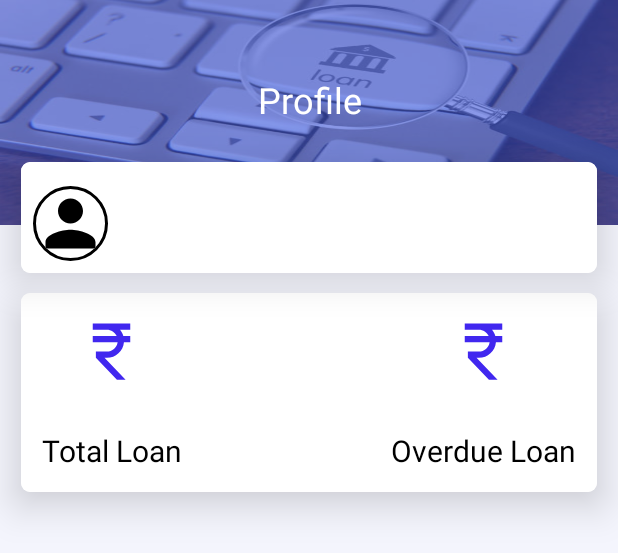
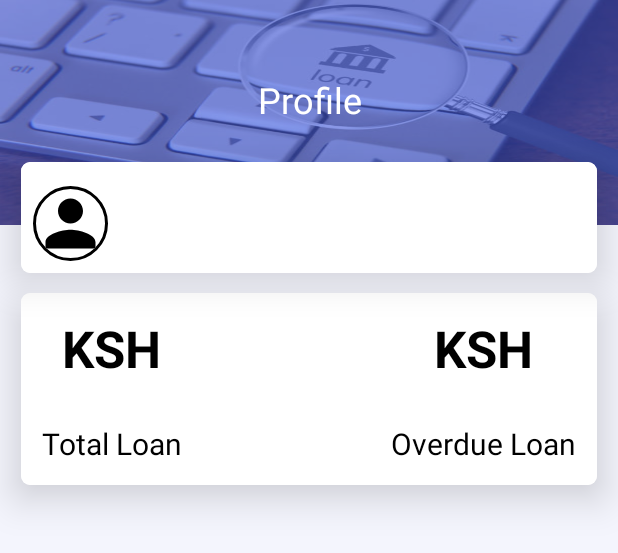
Before and after one commit to SynthiaAtieno/Loan_Management_System, an Android app: the layout fragment_profile.xml on its own in the app's theme, with its tools: preview values and no code run, on a phone screen of 412 x 824 dp. Shown: the top 553 px of the screen. Run offline under Robolectric (Android 15) with nearby library versions, the phone set to English and light mode, and no system bars.

```diff
--- a/app/build.gradle
+++ b/app/build.gradle
@@ -53,5 +53,8 @@ dependencies {
     implementation 'com.google.android.gms:play-services-auth:20.4.0'
     implementation 'com.google.android.gms:play-services-auth-api-phone:18.0.1'
 
+    //chart dependency
+    implementation 'com.github.PhilJay:MPAndroidChart:v3.1.0'
+
 
 }
--- a/app/src/main/res/layout/fragment_profile.xml
+++ b/app/src/main/res/layout/fragment_profile.xml
@@ -110,13 +110,14 @@
                     android:gravity="center"
                     android:orientation="vertical"
                     >
-                    <de.hdodenhof.circleimageview.CircleImageView
-                        android:layout_width="50dp"
-                        android:layout_height="50dp"
-                        app:civ_border_width="1dp"
-                        app:civ_border_color="@color/white"
-                        android:src="@drawable/ic_baseline_currency_rupee_24" />
-
+                    <TextView
+                        android:layout_width="wrap_content"
+                        android:layout_height="wrap_content"
+                        android:text="KSH"
+                        android:textSize="34sp"
+                        android:textStyle="bold"
+                        android:textColor="#000"
+                        />
                     <TextView
                         android:layout_width="wrap_content"
                         android:layout_height="wrap_content"
@@ -174,13 +175,14 @@
                     android:gravity="center"
                     android:orientation="vertical"
                     >
-                    <de.hdodenhof.circleimageview.CircleImageView
-                        android:layout_width="50dp"
-                        android:layout_height="50dp"
-                        app:civ_border_width="1dp"
-                        app:civ_border_color="@color/white"
-                        android:src="@drawable/ic_baseline_currency_rupee_24" />
-
+                    <TextView
+                        android:layout_width="wrap_content"
+                        android:layout_height="wrap_content"
+                        android:text="KSH"
+                        android:textSize="34sp"
+                        android:textStyle="bold"
+                        android:textColor="#000"
+                        />
                     <TextView
                         android:layout_width="wrap_content"
                         android:layout_height="wrap_content"
--- a/app/src/main/res/values-night/themes.xml
+++ b/app/src/main/res/values-night/themes.xml
@@ -1,13 +1,12 @@
 <resources xmlns:tools="http://schemas.android.com/tools">
     <!-- Base application theme. -->
-    <style name="Theme.LoanManagementSystem" parent="Theme.MaterialComponents.DayNight.NoActionBar">
-        <!-- Primary brand color. -->
-        <item name="colorPrimary">@color/purple_200</item>
+    <style name="Theme.LoanManagementSystem" parent="Theme.MaterialComponents.DayNight.DarkActionBar">
+        <item name="colorPrimary">@color/purple_500</item>
         <item name="colorPrimaryVariant">@color/purple_700</item>
-        <item name="colorOnPrimary">@color/black</item>
+        <item name="colorOnPrimary">@color/white</item>
         <!-- Secondary brand color. -->
         <item name="colorSecondary">@color/teal_200</item>
-        <item name="colorSecondaryVariant">@color/teal_200</item>
+        <item name="colorSecondaryVariant">@color/teal_700</item>
         <item name="colorOnSecondary">@color/black</item>
         <!-- Status bar color. -->
         <item name="android:statusBarColor">?attr/colorPrimaryVariant</item>
--- a/settings.gradle
+++ b/settings.gradle
@@ -3,6 +3,7 @@ pluginManagement {
         gradlePluginPortal()
         google()
         mavenCentral()
+
     }
 }
 dependencyResolutionManagement {
@@ -10,6 +11,7 @@ dependencyResolutionManagement {
     repositories {
         google()
         mavenCentral()
+        maven { url 'https://jitpack.io' }
     }
 }
 rootProject.name = "Loan Management System"
```
Also changed, not shown: app/src/main/java/com/example/loanmanagementsystem/adminFragments/All_Loans_Fragment.java (+27 -2 lines), app/src/main/res/layout/fragment_all__loans_.xml (+7 -14 lines).
